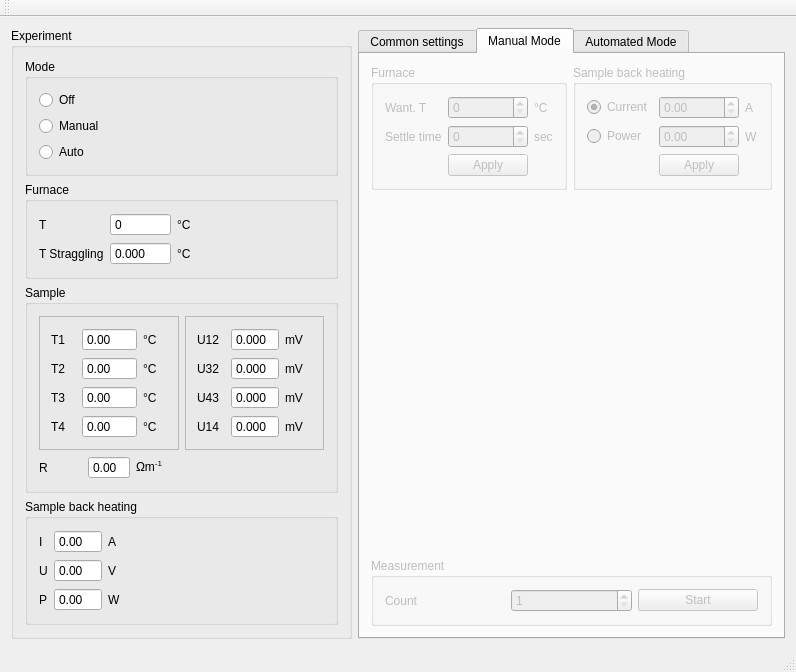
Old version of the form Seebeck/mainwindow.ui in the repository mBr001/seebeck.
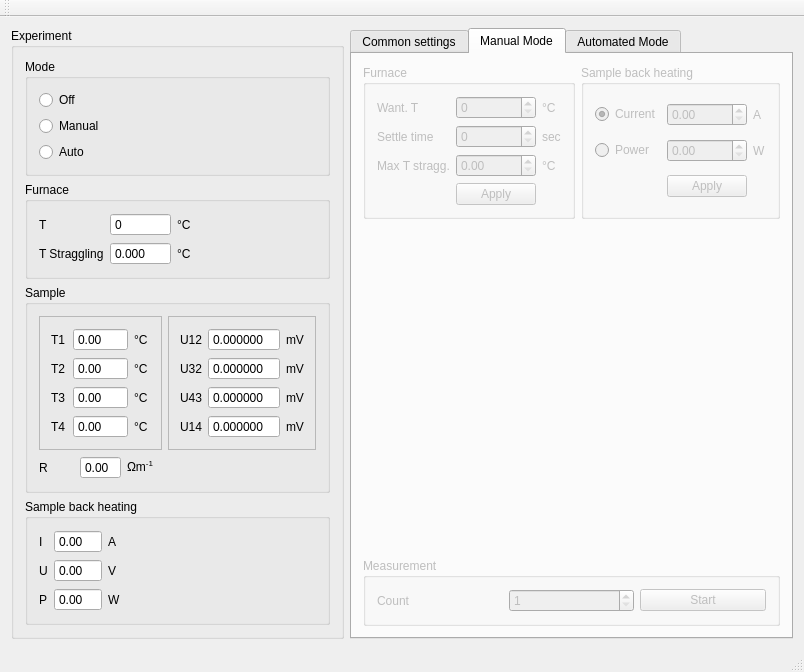
New version of the form. The open tabs and pages were chosen to show the change. Icons and pictures are not drawn.

Commit message: show N/A values if measurement is not taken place

Patch:
```diff
--- a/Seebeck/mainwindow.ui
+++ b/Seebeck/mainwindow.ui
@@ -6,7 +6,7 @@
    <rect>
     <x>0</x>
     <y>0</y>
-    <width>796</width>
+    <width>804</width>
     <height>651</height>
    </rect>
   </property>
@@ -111,8 +111,17 @@
                <property name="buttonSymbols">
                 <enum>QAbstractSpinBox::NoButtons</enum>
                </property>
+               <property name="specialValueText">
+                <string>N/A</string>
+               </property>
                <property name="decimals">
-                <number>3</number>
+                <number>6</number>
+               </property>
+               <property name="minimum">
+                <double>-99.999999000000003</double>
+               </property>
+               <property name="maximum">
+                <double>99.999999000000003</double>
                </property>
               </widget>
              </item>
@@ -124,8 +133,17 @@
                <property name="buttonSymbols">
                 <enum>QAbstractSpinBox::NoButtons</enum>
                </property>
+               <property name="specialValueText">
+                <string>N/A</string>
+               </property>
                <property name="decimals">
-                <number>3</number>
+                <number>6</number>
+               </property>
+               <property name="minimum">
+                <double>-99.999999000000003</double>
+               </property>
+               <property name="maximum">
+                <double>99.999999000000003</double>
                </property>
               </widget>
              </item>
@@ -137,8 +155,17 @@
                <property name="buttonSymbols">
                 <enum>QAbstractSpinBox::NoButtons</enum>
                </property>
+               <property name="specialValueText">
+                <string>N/A</string>
+               </property>
                <property name="decimals">
-                <number>3</number>
+                <number>6</number>
+               </property>
+               <property name="minimum">
+                <double>-99.999999000000003</double>
+               </property>
+               <property name="maximum">
+                <double>99.999999000000003</double>
                </property>
               </widget>
              </item>
@@ -150,8 +177,17 @@
                <property name="buttonSymbols">
                 <enum>QAbstractSpinBox::NoButtons</enum>
                </property>
+               <property name="specialValueText">
+                <string>N/A</string>
+               </property>
                <property name="decimals">
-                <number>3</number>
+                <number>6</number>
+               </property>
+               <property name="minimum">
+                <double>-99.999999000000003</double>
+               </property>
+               <property name="maximum">
+                <double>99.999999000000003</double>
                </property>
               </widget>
              </item>
@@ -1040,29 +1076,33 @@
              </property>
             </widget>
            </item>
-           <item row="2" column="1">
+           <item row="3" column="1">
             <widget class="QPushButton" name="manualApplyFurnacePushButton">
              <property name="text">
               <string>Apply</string>
              </property>
             </widget>
            </item>
+           <item row="2" column="0">
+            <widget class="QLabel" name="label_79">
+             <property name="text">
+              <string>Max T stragg.</string>
+             </property>
+            </widget>
+           </item>
+           <item row="2" column="1">
+            <widget class="QDoubleSpinBox" name="manualMaxTStragglingDoubleSpinBox"/>
+           </item>
+           <item row="2" column="2">
+            <widget class="QLabel" name="label_80">
+             <property name="text">
+              <string>°C</string>
+             </property>
+            </widget>
+           </item>
           </layout>
          </widget>
         </item>
-        <item row="2" column="0" colspan="2">
-         <spacer name="verticalSpacer">
-          <property name="orientation">
-           <enum>Qt::Vertical</enum>
-          </property>
-          <property name="sizeHint" stdset="0">
-           <size>
-            <width>20</width>
-            <height>40</height>
-           </size>
-          </property>
-         </spacer>
-        </item>
         <item row="0" column="1">
          <widget class="QGroupBox" name="groupBox_3">
           <property name="title">
@@ -1156,6 +1196,32 @@
           </layout>
          </widget>
         </item>
+        <item row="2" column="1">
+         <spacer name="verticalSpacer">
+          <property name="orientation">
+           <enum>Qt::Vertical</enum>
+          </property>
+          <property name="sizeHint" stdset="0">
+           <size>
+            <width>20</width>
+            <height>40</height>
+           </size>
+          </property>
+         </spacer>
+        </item>
+        <item row="2" column="0">
+         <spacer name="verticalSpacer_5">
+          <property name="orientation">
+           <enum>Qt::Vertical</enum>
+          </property>
+          <property name="sizeHint" stdset="0">
+           <size>
+            <width>20</width>
+            <height>40</height>
+           </size>
+          </property>
+         </spacer>
+        </item>
        </layout>
       </widget>
       <widget class="QWidget" name="automatedTab">
```
Left out of the diff: 2 changed lines with no effect on the pictures. The commit also changes 1 other file.
